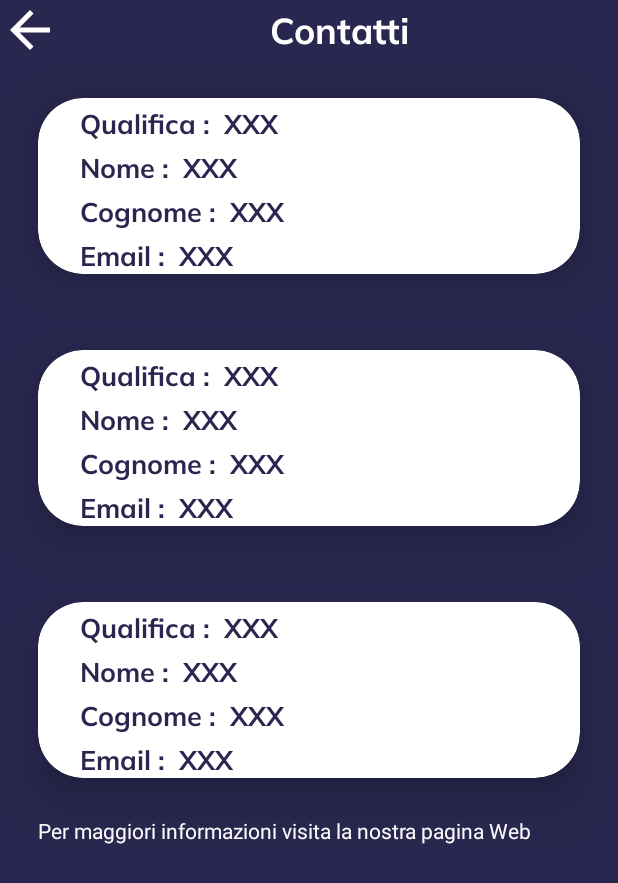
After one commit to Loree7/LibraIO, an Android app: the fragment ContactsFragment placed in its activity, on a phone screen of 412 x 824 dp. The commit adds this screen. Shown: the top 883 px of the screen. Run offline under Robolectric (Android 15) with nearby library versions, the phone set to English and light mode, and no system bars.

Commit message:
Contacts Fragment added

```diff
--- /dev/null
+++ b/app/src/main/java/com/lorenzoprogramma/libraio/fragments/ContactsFragment.kt
@@ -0,0 +1,36 @@
+package com.lorenzoprogramma.libraio.fragments
+
+import android.content.Intent
+import android.net.Uri
+import android.os.Bundle
+import androidx.fragment.app.Fragment
+import android.view.LayoutInflater
+import android.view.View
+import android.view.ViewGroup
+import androidx.fragment.app.FragmentManager
+import com.lorenzoprogramma.libraio.R
+import com.lorenzoprogramma.libraio.databinding.FragmentContactsBinding
+import com.lorenzoprogramma.libraio.utils.FragmentUtils
+
+
+class ContactsFragment : Fragment() {
+
+    private lateinit var binding: FragmentContactsBinding
+
+    override fun onCreateView(inflater: LayoutInflater, container: ViewGroup?, savedInstanceState: Bundle?): View? {
+        binding = FragmentContactsBinding.inflate(layoutInflater)
+
+        binding.imageButtonBackToCategories.setOnClickListener(){
+            FragmentUtils.replaceFragment(requireActivity().supportFragmentManager, HomeFragment(), R.id.main_frame_layout)
+        }
+
+        binding.textViewWebPage.setOnClickListener(){
+            val url = "https://www.unipa.it/amministrazione/direzionegenerale/sba/"
+            val intent = Intent(Intent.ACTION_VIEW, Uri.parse(url))
+            startActivity(intent)
+        }
+        return binding.root
+    }
+
+
+}
--- a/app/src/main/java/com/lorenzoprogramma/libraio/fragments/HomeFragment.kt
+++ b/app/src/main/java/com/lorenzoprogramma/libraio/fragments/HomeFragment.kt
@@ -48,6 +48,11 @@ class HomeFragment : Fragment() {
             (activity as? MainActivity)?.toggleBottomNavigationView(false)
         }
 
+        binding.imageViewContacts.setOnClickListener(){
+            FragmentUtils.replaceFragment(requireActivity().supportFragmentManager, ContactsFragment(), R.id.main_frame_layout)
+            (activity as? MainActivity)?.toggleBottomNavigationView(false)
+        }
+
         return binding.root
     }
 
--- /dev/null
+++ b/app/src/main/res/layout/fragment_contacts.xml
@@ -0,0 +1,267 @@
+<?xml version="1.0" encoding="utf-8"?>
+<androidx.constraintlayout.widget.ConstraintLayout xmlns:android="http://schemas.android.com/apk/res/android"
+    xmlns:tools="http://schemas.android.com/tools"
+    xmlns:app="http://schemas.android.com/apk/res-auto"
+    android:id="@+id/frameLayout"
+    android:layout_width="match_parent"
+    android:layout_height="match_parent"
+    tools:context=".fragments.ContactsFragment">
+
+    <androidx.constraintlayout.widget.ConstraintLayout
+        android:id="@+id/layoutBackButton"
+        android:layout_width="match_parent"
+        android:layout_height="wrap_content"
+        android:background="@color/dark_blue"
+        app:layout_constraintStart_toStartOf="parent"
+        app:layout_constraintBottom_toTopOf="@id/layoutContactsView"
+        app:layout_constraintEnd_toEndOf="parent"
+        app:layout_constraintTop_toTopOf="parent">
+
+        <ImageButton
+            android:id="@+id/imageButtonBackToCategories"
+            android:background="@null"
+            android:layout_width="wrap_content"
+            android:layout_height="wrap_content"
+            android:src="@drawable/baseline_arrow_back_24"
+            app:layout_constraintStart_toStartOf="parent"
+            app:layout_constraintTop_toTopOf="parent" />
+
+        <TextView
+            android:id="@+id/textViewTitleCatalog"
+            android:layout_width="wrap_content"
+            android:layout_height="wrap_content"
+            android:fontFamily="@font/mulishbold"
+            android:text="Contatti"
+            android:textColor="@color/white"
+            android:textSize="24sp"
+            android:textStyle="bold"
+            app:layout_constraintBottom_toBottomOf="parent"
+            app:layout_constraintEnd_toEndOf="parent"
+            app:layout_constraintStart_toEndOf="@+id/imageButtonBackToCategories"
+            app:layout_constraintTop_toTopOf="parent" />
+
+    </androidx.constraintlayout.widget.ConstraintLayout>
+
+    <androidx.constraintlayout.widget.ConstraintLayout
+        android:id="@+id/layoutContactsView"
+        android:layout_width="match_parent"
+        android:layout_height="0dp"
+        android:background="@color/dark_blue"
+        app:layout_constraintStart_toStartOf="parent"
+        app:layout_constraintEnd_toEndOf="parent"
+        app:layout_constraintTop_toBottomOf="@id/layoutBackButton"
+        app:layout_constraintBottom_toBottomOf="parent">
+
+        <LinearLayout
+            android:layout_width="match_parent"
+            android:layout_height="match_parent"
+            android:orientation="vertical">
+
+            <androidx.cardview.widget.CardView
+                android:id="@+id/cardViewDirettore"
+                android:layout_width="match_parent"
+                android:layout_height="wrap_content"
+                app:cardCornerRadius="30dp"
+                android:layout_margin="25dp"
+                app:cardElevation="20dp">
+
+                <LinearLayout
+                    android:layout_width="match_parent"
+                    android:layout_height="match_parent"
+                    android:orientation="vertical">
+
+                    <TextView
+                        android:layout_marginHorizontal="28dp"
+                        android:layout_width="match_parent"
+                        android:layout_height="wrap_content"
+                        android:paddingTop="5dp"
+                        android:autoSizeMaxTextSize="@android:dimen/notification_large_icon_width"
+                        android:drawableTint="@color/dark_blue"
+                        android:fontFamily="@font/mulishbold"
+                        android:textSize="18dp"
+                        android:text="Qualifica :  XXX"
+                        android:gravity="left"
+                        android:textColor="@color/dark_blue"/>
+                    <TextView
+                        android:layout_marginHorizontal="28dp"
+                        android:layout_width="match_parent"
+                        android:layout_height="wrap_content"
+                        android:paddingTop="5dp"
+                        android:autoSizeMaxTextSize="@android:dimen/notification_large_icon_width"
+                        android:drawableTint="@color/dark_blue"
+                        android:fontFamily="@font/mulishbold"
+                        android:textSize="18dp"
+                        android:text="Nome :  XXX"
+                        android:gravity="left"
+                        android:textColor="@color/dark_blue"/>
+                    <TextView
+                        android:layout_marginHorizontal="28dp"
+                        android:layout_width="match_parent"
+                        android:layout_height="wrap_content"
+                        android:paddingTop="5dp"
+                        android:autoSizeMaxTextSize="@android:dimen/notification_large_icon_width"
+                        android:drawableTint="@color/dark_blue"
+                        android:fontFamily="@font/mulishbold"
+                        android:textSize="18dp"
+                        android:text="Cognome :  XXX"
+                        android:gravity="left"
+                        android:textColor="@color/dark_blue"/>
+
+                    <TextView
+                        android:layout_marginHorizontal="28dp"
+                        android:layout_width="match_parent"
+                        android:layout_height="wrap_content"
+                        android:paddingTop="5dp"
+                        android:autoSizeMaxTextSize="@android:dimen/notification_large_icon_width"
+                        android:drawableTint="@color/dark_blue"
+                        android:fontFamily="@font/mulishbold"
+                        android:textSize="18dp"
+                        android:text="Email :  XXX"
+                        android:gravity="left"
+                        android:textColor="@color/dark_blue"/>
+                </LinearLayout>
+            </androidx.cardview.widget.CardView>
+
+            <androidx.cardview.widget.CardView
+                android:id="@+id/cardViewCatalog"
+                android:layout_width="match_parent"
+                android:layout_height="wrap_content"
+                app:cardCornerRadius="30dp"
+                android:layout_margin="25dp"
+                app:cardElevation="20dp">
+
+                <LinearLayout
+                    android:layout_width="match_parent"
+                    android:layout_height="match_parent"
+                    android:orientation="vertical">
+
+                    <TextView
+                        android:layout_marginHorizontal="28dp"
+                        android:layout_width="match_parent"
+                        android:layout_height="wrap_content"
+                        android:paddingTop="5dp"
+                        android:autoSizeMaxTextSize="@android:dimen/notification_large_icon_width"
+                        android:drawableTint="@color/dark_blue"
+                        android:fontFamily="@font/mulishbold"
+                        android:textSize="18dp"
+                        android:text="Qualifica :  XXX"
+                        android:gravity="left"
+                        android:textColor="@color/dark_blue"/>
+                    <TextView
+                        android:layout_marginHorizontal="28dp"
+                        android:layout_width="match_parent"
+                        android:layout_height="wrap_content"
+                        android:paddingTop="5dp"
+                        android:autoSizeMaxTextSize="@android:dimen/notification_large_icon_width"
+                        android:drawableTint="@color/dark_blue"
+                        android:fontFamily="@font/mulishbold"
+                        android:textSize="18dp"
+                        android:text="Nome :  XXX"
+                        android:gravity="left"
+                        android:textColor="@color/dark_blue"/>
+                    <TextView
+                        android:layout_marginHorizontal="28dp"
+                        android:layout_width="match_parent"
+                        android:layout_height="wrap_content"
+                        android:paddingTop="5dp"
+                        android:autoSizeMaxTextSize="@android:dimen/notification_large_icon_width"
+                        android:drawableTint="@color/dark_blue"
+                        android:fontFamily="@font/mulishbold"
+                        android:textSize="18dp"
+                        android:text="Cognome :  XXX"
+                        android:gravity="left"
+                        android:textColor="@color/dark_blue"/>
+
+                    <TextView
+                        android:layout_marginHorizontal="28dp"
+                        android:layout_width="match_parent"
+                        android:layout_height="wrap_content"
+                        android:paddingTop="5dp"
+                        android:autoSizeMaxTextSize="@android:dimen/notification_large_icon_width"
+                        android:drawableTint="@color/dark_blue"
+                        android:fontFamily="@font/mulishbold"
+                        android:textSize="18dp"
+                        android:text="Email :  XXX"
+                        android:gravity="left"
+                        android:textColor="@color/dark_blue"/>
+                </LinearLayout>
+            </androidx.cardview.widget.CardView>
+
+            <androidx.cardview.widget.CardView
+                android:id="@+id/lastCardViewContacts"
+                android:layout_width="match_parent"
+                android:layout_height="wrap_content"
+                app:cardCornerRadius="30dp"
+                android:layout_margin="25dp"
+                app:cardElevation="20dp">
+
+                <LinearLayout
+                    android:layout_width="match_parent"
+                    android:layout_height="match_parent"
+                    android:orientation="vertical">
+
+                    <TextView
+                        android:layout_marginHorizontal="28dp"
+                        android:layout_width="match_parent"
+                        android:layout_height="wrap_content"
+                        android:paddingTop="5dp"
+                        android:autoSizeMaxTextSize="@android:dimen/notification_large_icon_width"
+                        android:drawableTint="@color/dark_blue"
+                        android:fontFamily="@font/mulishbold"
+                        android:textSize="18dp"
+                        android:text="Qualifica :  XXX"
+                        android:gravity="left"
+                        android:textColor="@color/dark_blue"/>
+                    <TextView
+                        android:layout_marginHorizontal="28dp"
+                        android:layout_width="match_parent"
+                        android:layout_height="wrap_content"
+                        android:paddingTop="5dp"
+                        android:autoSizeMaxTextSize="@android:dimen/notification_large_icon_width"
+                        android:drawableTint="@color/dark_blue"
+                        android:fontFamily="@font/mulishbold"
+                        android:textSize="18dp"
+                        android:text="Nome :  XXX"
+                        android:gravity="left"
+                        android:textColor="@color/dark_blue"/>
+                    <TextView
+                        android:layout_marginHorizontal="28dp"
+                        android:layout_width="match_parent"
+                        android:layout_height="wrap_content"
+                        android:paddingTop="5dp"
+                        android:autoSizeMaxTextSize="@android:dimen/notification_large_icon_width"
+                        android:drawableTint="@color/dark_blue"
+                        android:fontFamily="@font/mulishbold"
+                        android:textSize="18dp"
+                        android:text="Cognome :  XXX"
+                        android:gravity="left"
+                        android:textColor="@color/dark_blue"/>
+
+                    <TextView
+                        android:layout_marginHorizontal="28dp"
+                        android:layout_width="match_parent"
+                        android:layout_height="wrap_content"
+                        android:paddingTop="5dp"
+                        android:autoSizeMaxTextSize="@android:dimen/notification_large_icon_width"
+                        android:drawableTint="@color/dark_blue"
+                        android:fontFamily="@font/mulishbold"
+                        android:textSize="18dp"
+                        android:text="Email :  XXX"
+                        android:gravity="left"
+                        android:textColor="@color/dark_blue"/>
+                </LinearLayout>
+            </androidx.cardview.widget.CardView>
+
+
+            <TextView
+                android:id="@+id/textViewWebPage"
+                android:layout_width="wrap_content"
+                android:layout_height="wrap_content"
+                android:textColor="@color/white"
+                android:text="Per maggiori informazioni visita la nostra pagina Web"
+                android:layout_marginHorizontal="25dp"/>
+
+        </LinearLayout>
+    </androidx.constraintlayout.widget.ConstraintLayout>
+
+</androidx.constraintlayout.widget.ConstraintLayout>
--- a/app/src/main/res/layout/fragment_home.xml
+++ b/app/src/main/res/layout/fragment_home.xml
@@ -192,6 +192,7 @@
                 android:layout_gravity="center_vertical|center_horizontal">
 
                 <ImageView
+                    android:id="@+id/imageViewContacts"
                     android:layout_width="wrap_content"
                     android:layout_height="wrap_content"
                     android:src="@drawable/baseline_contact_support_100"
--- a/app/src/main/res/layout/fragment_login.xml
+++ b/app/src/main/res/layout/fragment_login.xml
@@ -19,7 +19,7 @@
         android:textSize="24sp"
         android:textColorHint="@color/dark_blue"
         android:ems="15"
-        android:hint="Username"
+        android:hint="Nome utente"
         android:inputType="text"
         android:background="@drawable/edittext_design"
         android:minHeight="48dp"
--- a/app/src/main/res/values/themes.xml
+++ b/app/src/main/res/values/themes.xml
@@ -11,5 +11,4 @@
     <style name="Theme.LibraIO" parent="Base.Theme.LibraIO" />
 
 
-
 </resources>
```
